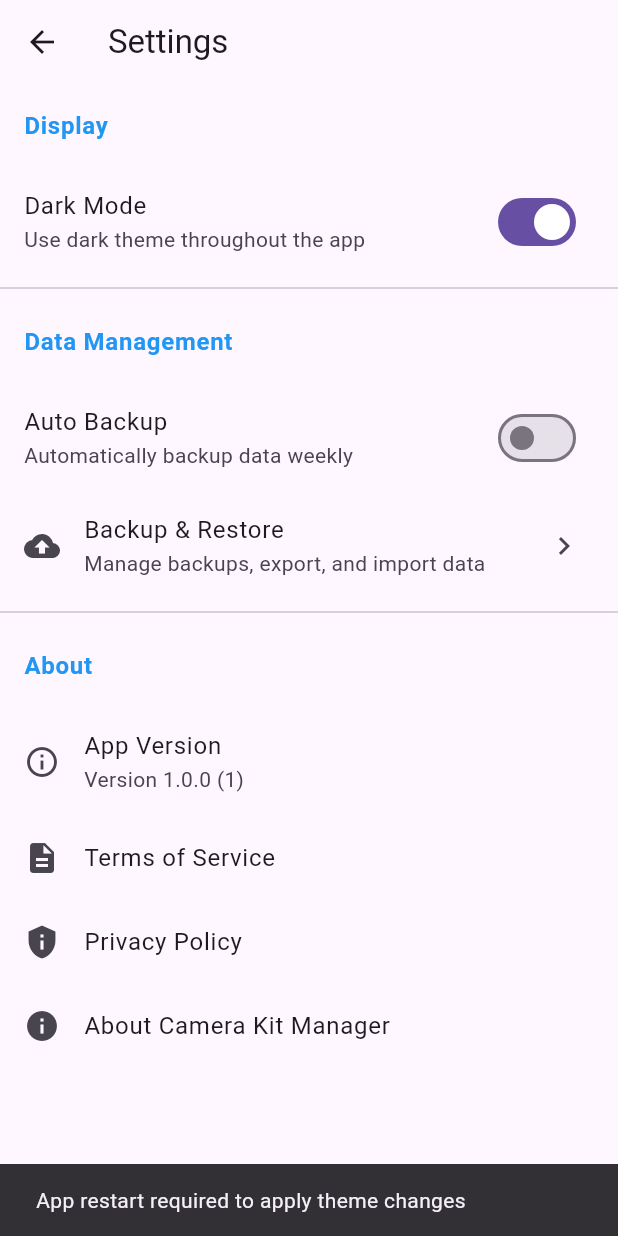
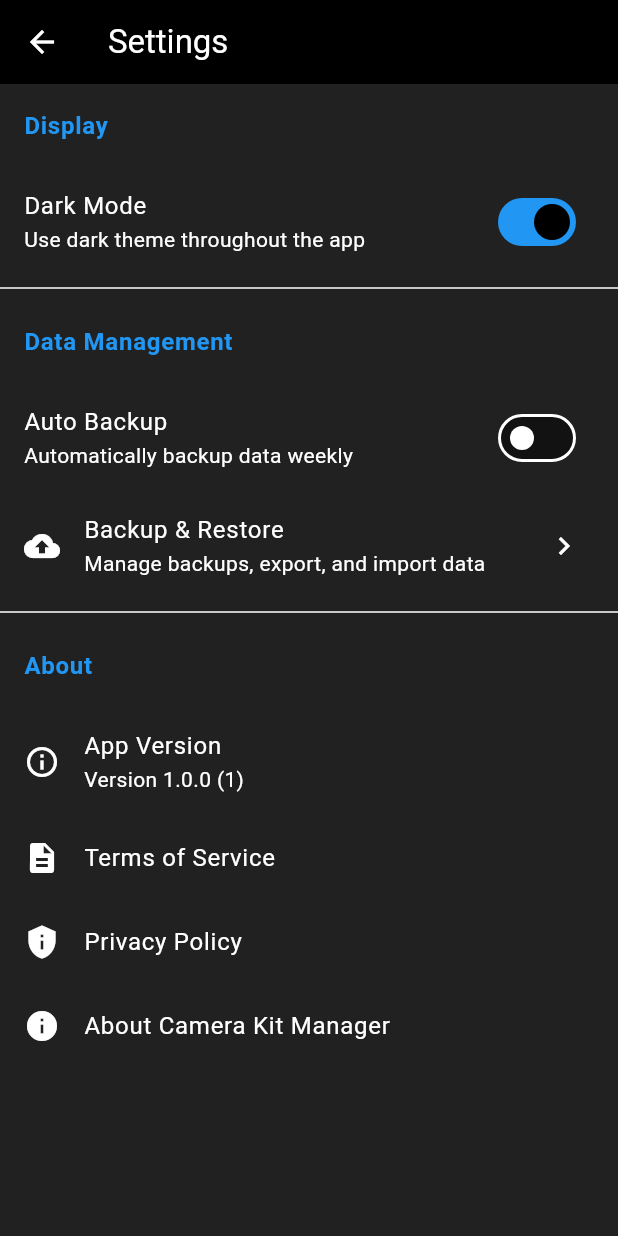
Before and after one commit to SkourtsidisGiorgos/camera-kit-manager, a Flutter app: the SettingsScreen screen opened directly, after a tap on "Dark Mode", on a phone screen of 412 x 824 dp. Run offline on Flutter 3.47's test engine with Material 3 defaults, Android fonts, the light colour scheme and no system bars; our stand-ins replace file_picker, firebase_core, geocoding, geolocator, google_maps_flutter, google_sign_in and 6 more; missing offline and left inert: googleapis; accounts and stored records are empty; generated files the repository leaves out were written again; statements that could not run were skipped.

Commit message:
add black theme

```diff
--- /dev/null
+++ b/lib/core/services/theme_provider_service.dart
@@ -0,0 +1,39 @@
+// lib/core/providers/theme_provider.dart
+import 'package:flutter/material.dart';
+import 'package:shared_preferences/shared_preferences.dart';
+
+class ThemeProvider extends ChangeNotifier {
+  bool _isDarkMode = false;
+
+  bool get isDarkMode => _isDarkMode;
+
+  ThemeProvider() {
+    _loadThemeFromPrefs();
+  }
+
+  Future<void> _loadThemeFromPrefs() async {
+    final prefs = await SharedPreferences.getInstance();
+    _isDarkMode = prefs.getBool('darkMode') ?? false;
+    notifyListeners();
+  }
+
+  Future<void> toggleTheme() async {
+    _isDarkMode = !_isDarkMode;
+
+    final prefs = await SharedPreferences.getInstance();
+    await prefs.setBool('darkMode', _isDarkMode);
+
+    notifyListeners();
+  }
+
+  Future<void> setDarkMode(bool value) async {
+    if (_isDarkMode != value) {
+      _isDarkMode = value;
+
+      final prefs = await SharedPreferences.getInstance();
+      await prefs.setBool('darkMode', _isDarkMode);
+
+      notifyListeners();
+    }
+  }
+}
--- a/lib/main.dart
+++ b/lib/main.dart
@@ -1,9 +1,12 @@
+import 'package:camera_kit_manager/core/services/theme_provider_service.dart';
 import 'package:flutter/material.dart';
 import 'package:hive_flutter/hive_flutter.dart';
+import 'package:provider/provider.dart';
 import 'domain/entities/kit.dart';
 import 'domain/entities/rental_item.dart';
 import 'domain/entities/equipment_category.dart';
 import 'domain/entities/rental.dart';
+import 'domain/entities/item_photo.dart';
 import 'presentation/screens/kit/kit_list_screen.dart';
 import 'presentation/screens/rental/rental_list_screen.dart';
 import 'presentation/screens/settings/backup_settings_screen.dart';
@@ -29,7 +32,12 @@ void main() async {
   final categoryRepository = CategoryRepository();
   await categoryRepository.initDefaultCategoriesIfEmpty();
 
-  runApp(const MyApp());
+  runApp(
+    ChangeNotifierProvider(
+      create: (_) => ThemeProvider(),
+      child: const MyApp(),
+    ),
+  );
 }
 
 class MyApp extends StatelessWidget {
@@ -37,14 +45,35 @@ class MyApp extends StatelessWidget {
 
   @override
   Widget build(BuildContext context) {
+    return Consumer<ThemeProvider>(
+      builder: (context, themeProvider, _) {
         return MaterialApp(
           title: AppStrings.appTitle,
           theme: ThemeData(
             primarySwatch: AppColors.primary,
             visualDensity: VisualDensity.adaptivePlatformDensity,
             useMaterial3: true,
+            brightness: Brightness.light,
           ),
+          darkTheme: ThemeData(
+            primarySwatch: AppColors.primary,
+            visualDensity: VisualDensity.adaptivePlatformDensity,
+            useMaterial3: true,
+            brightness: Brightness.dark,
+            scaffoldBackgroundColor: Colors.grey[900],
+            appBarTheme: const AppBarTheme(
+              backgroundColor: Colors.black,
+              foregroundColor: Colors.white,
+            ),
+            colorScheme: const ColorScheme.dark().copyWith(
+              primary: AppColors.primary,
+            ),
+          ),
+          themeMode:
+              themeProvider.isDarkMode ? ThemeMode.dark : ThemeMode.light,
           home: const MainScreen(),
+        );
+      },
     );
   }
 }
--- a/lib/presentation/screens/settings/settings_screen.dart
+++ b/lib/presentation/screens/settings/settings_screen.dart
@@ -1,5 +1,7 @@
+import 'package:camera_kit_manager/core/services/theme_provider_service.dart';
 import 'package:flutter/material.dart';
 import 'package:package_info_plus/package_info_plus.dart';
+import 'package:provider/provider.dart';
 import 'package:shared_preferences/shared_preferences.dart';
 import '../../../core/utils/constants.dart';
 import 'backup_settings_screen.dart';
@@ -12,7 +14,6 @@ class SettingsScreen extends StatefulWidget {
 }
 
 class _SettingsScreenState extends State<SettingsScreen> {
-  bool _darkMode = false;
   bool _autoBackup = false;
   String _appVersion = '';
   bool _isLoading = true;
@@ -27,16 +28,17 @@ class _SettingsScreenState extends State<SettingsScreen> {
   Future<void> _loadSettings() async {
     final prefs = await SharedPreferences.getInstance();
     setState(() {
-      _darkMode = prefs.getBool('darkMode') ?? false;
       _autoBackup = prefs.getBool('autoBackup') ?? false;
       _isLoading = false;
     });
   }
 
-  Future<void> _saveSettings() async {
+  Future<void> _saveAutoBackupSetting(bool value) async {
     final prefs = await SharedPreferences.getInstance();
-    await prefs.setBool('darkMode', _darkMode);
-    await prefs.setBool('autoBackup', _autoBackup);
+    await prefs.setBool('autoBackup', value);
+    setState(() {
+      _autoBackup = value;
+    });
   }
 
   Future<void> _getAppVersion() async {
@@ -57,6 +59,8 @@ class _SettingsScreenState extends State<SettingsScreen> {
 
   @override
   Widget build(BuildContext context) {
+    final themeProvider = Provider.of<ThemeProvider>(context);
+
     return Scaffold(
       appBar: AppBar(
         title: const Text('Settings'),
@@ -79,18 +83,9 @@ class _SettingsScreenState extends State<SettingsScreen> {
                 SwitchListTile(
                   title: const Text('Dark Mode'),
                   subtitle: const Text('Use dark theme throughout the app'),
-                  value: _darkMode,
+                  value: themeProvider.isDarkMode,
                   onChanged: (value) {
-                    setState(() {
-                      _darkMode = value;
-                      _saveSettings();
-                    });
-                    ScaffoldMessenger.of(context).showSnackBar(
-                      const SnackBar(
-                        content:
-                            Text('App restart required to apply theme changes'),
-                      ),
-                    );
+                    themeProvider.setDarkMode(value);
                   },
                 ),
                 const Divider(),
@@ -111,10 +106,7 @@ class _SettingsScreenState extends State<SettingsScreen> {
                   subtitle: const Text('Automatically backup data weekly'),
                   value: _autoBackup,
                   onChanged: (value) {
-                    setState(() {
-                      _autoBackup = value;
-                      _saveSettings();
-                    });
+                    _saveAutoBackupSetting(value);
                   },
                 ),
                 ListTile(
--- a/pubspec.yaml
+++ b/pubspec.yaml
@@ -13,6 +13,7 @@ dependencies:
     sdk: flutter
   cupertino_icons: ^1.0.2
   intl: ^0.20.2
+  provider: ^6.0.5 # theme management
   image_picker: ^1.1.2
   path_provider: ^2.0.15
   share_plus: ^10.1.4
@@ -31,7 +32,7 @@ dependencies:
   http: ^1.1.0
   archive: ^4.0.4
   file_picker: ^9.0.2
-  shared_preferences: ^2.2.0
+  shared_preferences: ^2.2.2
   package_info_plus: ^8.3.0
   photo_view: ^0.15.0
   connectivity_plus: ^6.1.3
```
Also changed, not shown: lib/presentation/screens/kit/add_item_screen.dart (+16 -6 lines). Lines whose indentation alone changed are shown as unchanged.
